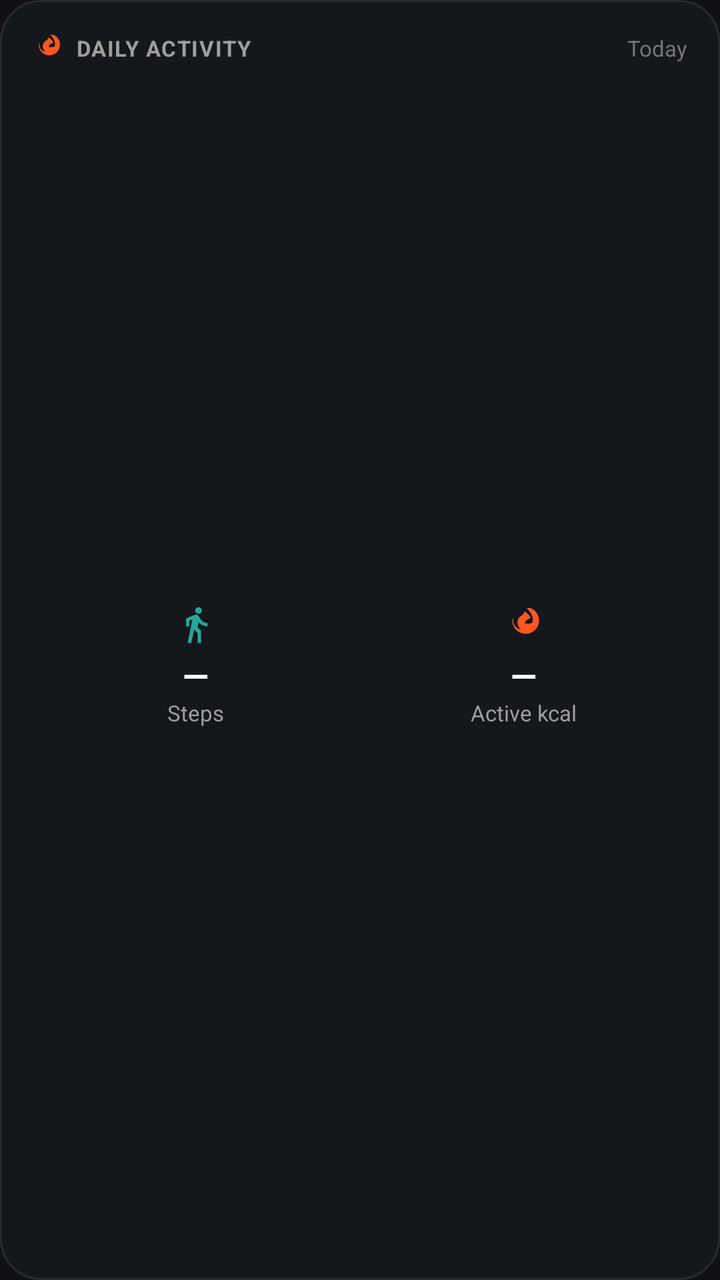
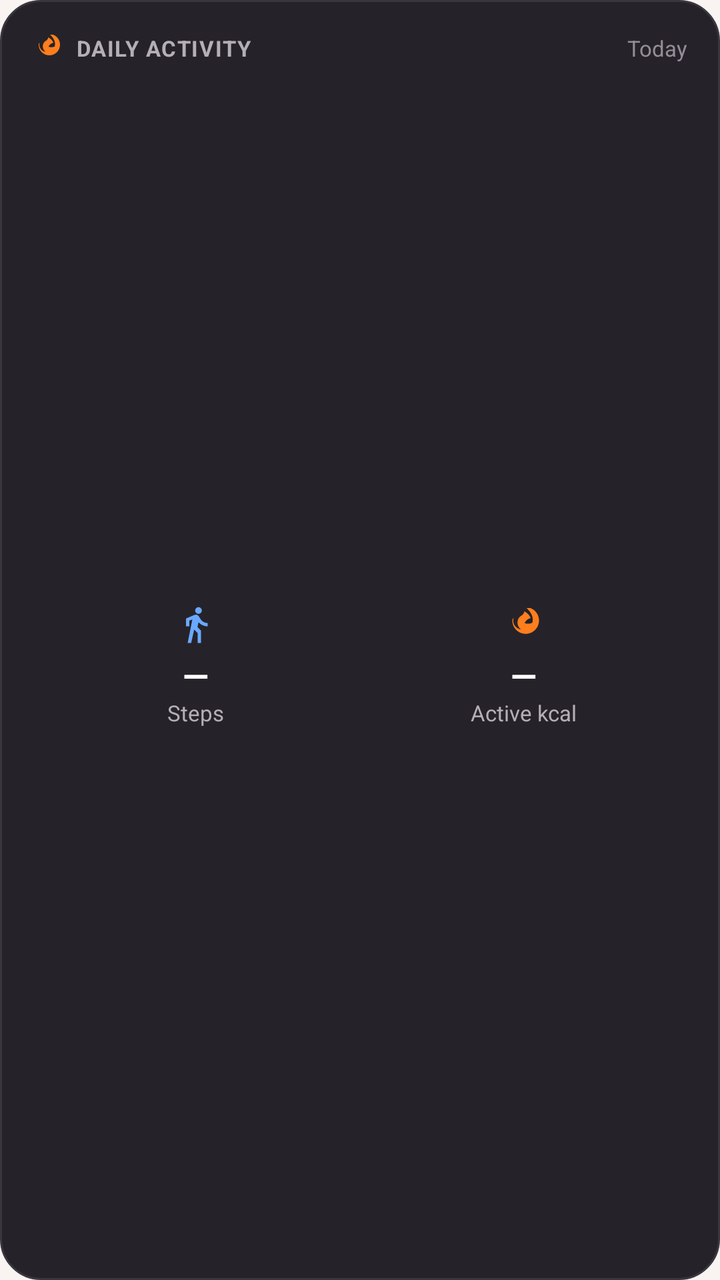

The first picture is an Android layout as it rendered before a commit; the second is the same layout after the commit. The layout source and the unified diff follow.
<!-- AndroidManifest.xml: application theme Theme.Hangry -->
<!-- res/layout/widget_activity.xml -->
<?xml version="1.0" encoding="utf-8"?>
<LinearLayout xmlns:android="http://schemas.android.com/apk/res/android"
    android:id="@+id/widget_activity_root"
    android:layout_width="match_parent"
    android:layout_height="match_parent"
    android:background="@drawable/bg_widget_surface"
    android:orientation="vertical"
    android:padding="16dp">

    
    <LinearLayout
        android:layout_width="match_parent"
        android:layout_height="wrap_content"
        android:gravity="center_vertical"
        android:orientation="horizontal">

        <ImageView
            android:layout_width="16dp"
            android:layout_height="16dp"
            android:src="@drawable/ic_widget_flame"
            android:contentDescription="@null" />

        <TextView
            android:layout_width="0dp"
            android:layout_height="wrap_content"
            android:layout_marginStart="6dp"
            android:layout_weight="1"
            android:text="DAILY ACTIVITY"
            android:textColor="#9E9E9E"
            android:textSize="11sp"
            android:textStyle="bold"
            android:letterSpacing="0.05" />

        <TextView
            android:id="@+id/tv_activity_sync_status"
            android:layout_width="wrap_content"
            android:layout_height="wrap_content"
            android:text="Today"
            android:textColor="#757575"
            android:textSize="11sp" />
    </LinearLayout>

    
    <LinearLayout
        android:layout_width="match_parent"
        android:layout_height="0dp"
        android:layout_marginTop="10dp"
        android:layout_weight="1"
        android:gravity="center_vertical"
        android:orientation="horizontal">

        
        <LinearLayout
            android:layout_width="0dp"
            android:layout_height="wrap_content"
            android:layout_weight="1"
            android:gravity="center"
            android:orientation="vertical">

            <ImageView
                android:layout_width="20dp"
                android:layout_height="20dp"
                android:src="@drawable/ic_widget_steps"
                android:contentDescription="@null" />

            <TextView
                android:id="@+id/tv_steps_value"
                android:layout_width="wrap_content"
                android:layout_height="wrap_content"
                android:layout_marginTop="4dp"
                android:text="—"
                android:textColor="#FFFFFF"
                android:textSize="17sp"
                android:textStyle="bold" />

            <TextView
                android:layout_width="wrap_content"
                android:layout_height="wrap_content"
                android:text="Steps"
                android:textColor="#9E9E9E"
                android:textSize="11sp" />
        </LinearLayout>

        
        <LinearLayout
            android:layout_width="0dp"
            android:layout_height="wrap_content"
            android:layout_weight="1"
            android:gravity="center"
            android:orientation="vertical">

            <ImageView
                android:layout_width="20dp"
                android:layout_height="20dp"
                android:src="@drawable/ic_widget_flame"
                android:contentDescription="@null" />

            <TextView
                android:id="@+id/tv_calories_value"
                android:layout_width="wrap_content"
                android:layout_height="wrap_content"
                android:layout_marginTop="4dp"
                android:text="—"
                android:textColor="#FFFFFF"
                android:textSize="17sp"
                android:textStyle="bold" />

            <TextView
                android:layout_width="wrap_content"
                android:layout_height="wrap_content"
                android:text="Active kcal"
                android:textColor="#9E9E9E"
                android:textSize="11sp" />
        </LinearLayout>
    </LinearLayout>
</LinearLayout>
<!-- resources referenced by this layout -->
<resources>
  <!-- drawable bg_widget_surface (drawable) -->
  <?xml version="1.0" encoding="utf-8"?>
  <shape xmlns:android="http://schemas.android.com/apk/res/android"
      android:shape="rectangle">
      <solid android:color="#14171C" />
      <corners android:radius="20dp" />
      <stroke
          android:width="1dp"
          android:color="#262B34" />
  </shape>
  <!-- drawable ic_widget_flame (drawable) -->
  <vector xmlns:android="http://schemas.android.com/apk/res/android"
      android:width="24dp"
      android:height="24dp"
      android:viewportWidth="24"
      android:viewportHeight="24">
      <path
          android:fillColor="#FF5722"
          android:pathData="M12,12.9c0,-2.36 1.76,-4.27 3.99,-4.85C15.54,6.44 14.07,5.08 12.3,4c-0.29,1.1 -0.99,2.07 -2,2.67C9.39,7.22 8.79,7.99 8.44,8.88 7.37,11.58 8.84,14.6 11.53,15.67c0.29,0.12 0.47,0.38 0.47,0.69v0.54c2.81,-0.5 4.95,-2.96 4.95,-5.9 0,-0.03 0,-0.07 0,-0.1 -1.41,0.61 -3.05,0.76 -4.47,0.18 -0.3,-0.12 -0.48,-0.41 -0.48,-0.74v-0.44zM13.5,2c0.05,0.04 0.1,0.08 0.15,0.13 1.94,1.86 3.61,4.19 3.61,6.87 0,3.31 -2.69,6 -6,6 -1.52,0 -2.9,-0.57 -3.96,-1.5 -1.06,-0.93 -1.74,-2.27 -1.78,-3.77 0,-0.6 0.11,-1.18 0.31,-1.73C5.38,8.24 5,8.85 5,9.5c0,4.42 3.58,8 8,8s8,-3.58 8,-8c0,-3.45 -2.18,-6.4 -5.25,-7.5C14.73,2 14.12,2 13.5,2z" />
  </vector>
  <!-- drawable ic_widget_steps (drawable) -->
  <vector xmlns:android="http://schemas.android.com/apk/res/android"
      android:width="24dp"
      android:height="24dp"
      android:viewportWidth="24"
      android:viewportHeight="24">
      <path
          android:fillColor="#26A69A"
          android:pathData="M13.5,5.5c1.1,0 2,-0.9 2,-2s-0.9,-2 -2,-2 -2,0.9 -2,2 0.9,2 2,2zM9.8,8.9L7,23h2.1l1.8,-8 2.1,2v6h2v-7.5l-2.1,-2 0.6,-3C14.8,12 16.8,13 19,13v-2c-1.9,0 -3.5,-1 -4.3,-2.4l-1,-1.6c-0.4,-0.6 -1,-1 -1.7,-1 -0.3,0 -0.5,0.1 -0.8,0.1L6,8.3V13h2V9.6l1.8,-0.7" />
  </vector>
  <style name="Theme.Hangry" parent="android:Theme.Material.NoActionBar">
          <item name="android:windowBackground">@color/background_dark</item>
          <item name="android:statusBarColor">@android:color/transparent</item>
          <item name="android:navigationBarColor">@android:color/transparent</item>
      </style>
  <color name="background_dark">#FF101014</color>
</resources>

<!-- the commit's change to res/layout/widget_activity.xml (unified diff, before → after) -->
@@ -26,7 +26,7 @@
             android:layout_marginStart="6dp"
             android:layout_weight="1"
             android:text="DAILY ACTIVITY"
-            android:textColor="#9E9E9E"
+            android:textColor="#B5AEB8"
             android:textSize="11sp"
             android:textStyle="bold"
             android:letterSpacing="0.05" />
@@ -36,7 +36,7 @@
             android:layout_width="wrap_content"
             android:layout_height="wrap_content"
             android:text="Today"
-            android:textColor="#757575"
+            android:textColor="#948D98"
             android:textSize="11sp" />
     </LinearLayout>
 
@@ -77,7 +77,7 @@
                 android:layout_width="wrap_content"
                 android:layout_height="wrap_content"
                 android:text="Steps"
-                android:textColor="#9E9E9E"
+                android:textColor="#B5AEB8"
                 android:textSize="11sp" />
         </LinearLayout>
 
@@ -109,7 +109,7 @@
                 android:layout_width="wrap_content"
                 android:layout_height="wrap_content"
                 android:text="Active kcal"
-                android:textColor="#9E9E9E"
+                android:textColor="#B5AEB8"
                 android:textSize="11sp" />
         </LinearLayout>
     </LinearLayout>
<!-- resource entries referenced after the edit -->
@@ -4,11 +4,11 @@
   <?xml version="1.0" encoding="utf-8"?>
   <shape xmlns:android="http://schemas.android.com/apk/res/android"
       android:shape="rectangle">
-      <solid android:color="#14171C" />
+      <solid android:color="#252329" />
       <corners android:radius="20dp" />
       <stroke
           android:width="1dp"
-          android:color="#262B34" />
+          android:color="#3A363F" />
   </shape>
   <!-- drawable ic_widget_flame (drawable) -->
   <vector xmlns:android="http://schemas.android.com/apk/res/android"
@@ -17,7 +17,7 @@
       android:viewportWidth="24"
       android:viewportHeight="24">
       <path
-          android:fillColor="#FF5722"
+          android:fillColor="#FF7E1D"
           android:pathData="M12,12.9c0,-2.36 1.76,-4.27 3.99,-4.85C15.54,6.44 14.07,5.08 12.3,4c-0.29,1.1 -0.99,2.07 -2,2.67C9.39,7.22 8.79,7.99 8.44,8.88 7.37,11.58 8.84,14.6 11.53,15.67c0.29,0.12 0.47,0.38 0.47,0.69v0.54c2.81,-0.5 4.95,-2.96 4.95,-5.9 0,-0.03 0,-0.07 0,-0.1 -1.41,0.61 -3.05,0.76 -4.47,0.18 -0.3,-0.12 -0.48,-0.41 -0.48,-0.74v-0.44zM13.5,2c0.05,0.04 0.1,0.08 0.15,0.13 1.94,1.86 3.61,4.19 3.61,6.87 0,3.31 -2.69,6 -6,6 -1.52,0 -2.9,-0.57 -3.96,-1.5 -1.06,-0.93 -1.74,-2.27 -1.78,-3.77 0,-0.6 0.11,-1.18 0.31,-1.73C5.38,8.24 5,8.85 5,9.5c0,4.42 3.58,8 8,8s8,-3.58 8,-8c0,-3.45 -2.18,-6.4 -5.25,-7.5C14.73,2 14.12,2 13.5,2z" />
   </vector>
   <!-- drawable ic_widget_steps (drawable) -->
@@ -27,14 +27,16 @@
       android:viewportWidth="24"
       android:viewportHeight="24">
       <path
-          android:fillColor="#26A69A"
+          android:fillColor="#6AA8FF"
           android:pathData="M13.5,5.5c1.1,0 2,-0.9 2,-2s-0.9,-2 -2,-2 -2,0.9 -2,2 0.9,2 2,2zM9.8,8.9L7,23h2.1l1.8,-8 2.1,2v6h2v-7.5l-2.1,-2 0.6,-3C14.8,12 16.8,13 19,13v-2c-1.9,0 -3.5,-1 -4.3,-2.4l-1,-1.6c-0.4,-0.6 -1,-1 -1.7,-1 -0.3,0 -0.5,0.1 -0.8,0.1L6,8.3V13h2V9.6l1.8,-0.7" />
   </vector>
   <style name="Theme.Hangry" parent="android:Theme.Material.NoActionBar">
-          <item name="android:windowBackground">@color/background_dark</item>
+          <item name="android:windowBackground">@color/brand_cream</item>
           <item name="android:statusBarColor">@android:color/transparent</item>
           <item name="android:navigationBarColor">@android:color/transparent</item>
+          <item name="android:windowLightStatusBar">true</item>
+          <item name="android:windowLightNavigationBar">true</item>
       </style>
-  <color name="background_dark">#FF101014</color>
+  <color name="brand_cream">#FFF9F4F2</color>
 </resources>
 
